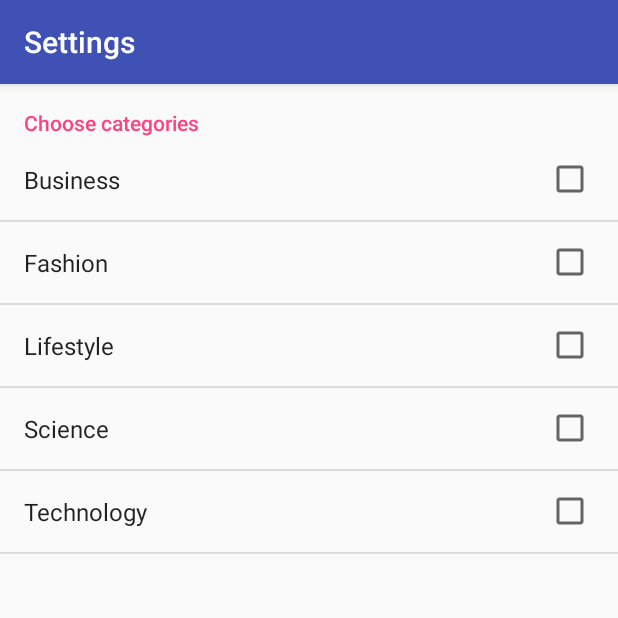
After one commit to MarcinSonic/TheNewsApp, an Android app: the SettingsActivity screen opened directly, with no data from a screen before it, on a phone screen of 412 x 824 dp, the top half of it. The commit adds this screen. Run offline under Robolectric (Android 15) with nearby library versions, the phone set to English and light mode, and no system bars.

Commit message:
added settings activity for stage 2

```diff
--- /dev/null
+++ b/app/src/main/java/pl/marcingorski/thenewsapp/SettingsActivity.java
@@ -0,0 +1,42 @@
+package pl.marcingorski.thenewsapp;
+
+import android.content.Intent;
+import android.os.Bundle;
+import android.preference.Preference;
+import android.preference.PreferenceFragment;
+import android.support.v7.app.AppCompatActivity;
+
+public class SettingsActivity extends AppCompatActivity {
+
+    @Override
+    protected void onCreate(Bundle savedInstanceState) {
+        super.onCreate ( savedInstanceState );
+        setContentView ( R.layout.settings_activity );
+    }
+
+    @Override
+    public void onBackPressed() {
+        super.onBackPressed ();
+        Intent mainIntent = new Intent ( SettingsActivity.this, MainActivity.class );
+        startActivity ( mainIntent );
+    }
+
+    public static class NewsappPreferenceFragment extends PreferenceFragment implements Preference.OnPreferenceChangeListener {
+
+        @Override
+        public void onCreate(Bundle savedInstanceState) {
+            super.onCreate ( savedInstanceState );
+            addPreferencesFromResource ( R.xml.settings_main );
+
+        }
+
+        @Override
+        public boolean onPreferenceChange(Preference preference, Object newValue) {
+            String stringValue = newValue.toString ();
+            preference.setSummary ( stringValue );
+            return true;
+        }
+
+    }
+
+}
--- a/app/src/main/res/layout/news_list_item.xml
+++ b/app/src/main/res/layout/news_list_item.xml
@@ -19,6 +19,7 @@
         android:layout_height="wrap_content"
         android:textColor="@color/colorPrimaryDark"
         android:textSize="16sp"
+        android:textStyle="bold"
         tools:text="Juncker: EU won’t ‘meddle’ in Italy’s affairs" />
 
     <TextView
--- /dev/null
+++ b/app/src/main/res/values/arrays.xml
@@ -0,0 +1,2 @@
+<?xml version="1.0" encoding="utf-8"?>
+<resources></resources>
--- a/app/src/main/res/values/strings.xml
+++ b/app/src/main/res/values/strings.xml
@@ -3,4 +3,10 @@
     <string name="no_internet_connection">No internet connection.</string>
     <string name="no_articles_found">No articles found</string>
     <string name="no_author">no author</string>
+    <string name="settings">settings</string>
+    <string name="business">Business</string>
+    <string name="fashion">Fashion</string>
+    <string name="lifestyle">Lifestyle</string>
+    <string name="science">Science</string>
+    <string name="technology">Technology</string>
 </resources>
--- /dev/null
+++ b/app/src/main/res/xml/settings_main.xml
@@ -0,0 +1,25 @@
+<PreferenceScreen xmlns:android="http://schemas.android.com/apk/res/android"
+    android:title="@string/settings">
+
+    <PreferenceCategory
+        android:summary="Favourites categories"
+        android:title="Choose categories">
+
+        <CheckBoxPreference
+            android:key="business"
+            android:title="@string/business" />
+        <CheckBoxPreference
+            android:key="fashion"
+            android:title="@string/fashion" />
+        <CheckBoxPreference
+            android:key="lifeandstyle"
+            android:title="@string/lifestyle" />
+        <CheckBoxPreference
+            android:key="science"
+            android:title="@string/science" />
+        <CheckBoxPreference
+            android:key="technology"
+            android:title="@string/technology" />
+    </PreferenceCategory>
+
+</PreferenceScreen>
```
Also changed, not shown: app/src/main/AndroidManifest.xml (+9 -0 lines), app/src/main/java/pl/marcingorski/thenewsapp/MainActivity.java (+66 -5 lines), app/src/main/res/layout/settings_activity.xml (added, +9 -0 lines), app/src/main/res/menu/main.xml (added, +11 -0 lines).
